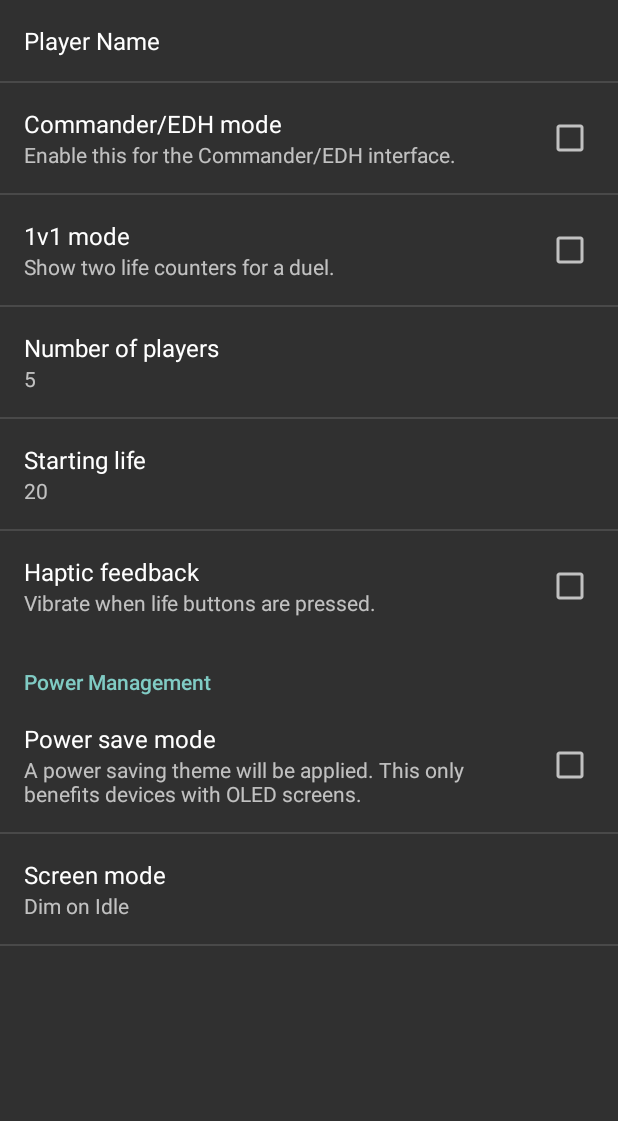
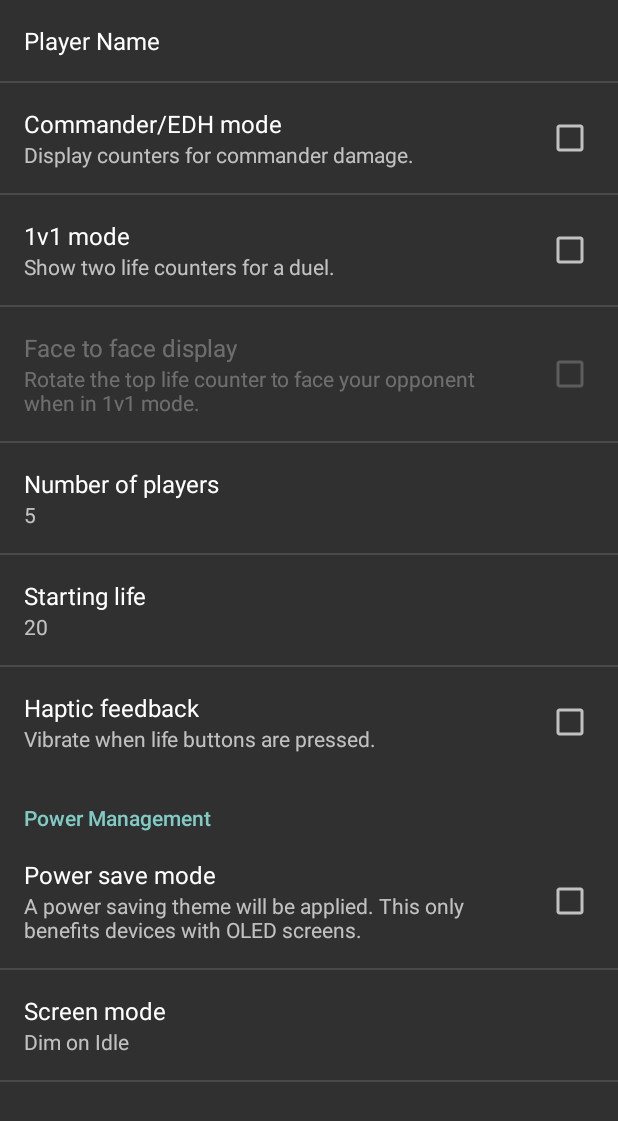
Before and after one commit to JCCR/40Life, an Android app: the SettingsActivity screen opened directly, with no data from a screen before it, after a tap on "Commander/EDH mode", on a phone screen of 412 x 824 dp. Shown: the top 1121 px of the screen. Run offline under Robolectric (Android 15) with nearby library versions, the phone set to English and light mode, and no system bars; 3 statements that could not run were skipped.

Commit message:
Implement 1v1 mode.

```diff
--- a/40Life/src/main/java/net/cubitum/fortylife/MainActivity.java
+++ b/40Life/src/main/java/net/cubitum/fortylife/MainActivity.java
@@ -17,6 +17,7 @@ import android.view.MenuItem;
 import android.view.View;
 import android.view.ViewGroup;
 import android.view.WindowManager;
+import android.widget.LinearLayout;
 import android.widget.TableLayout;
 import android.widget.TableRow;
 
@@ -48,14 +49,29 @@ public class MainActivity extends ActionBarActivity implements SharedPreferences
     private int mPlayerCount;
     private String mPlayerName;
     private boolean mPowerSaveMode = false;
+    private boolean mDuelMode = false;
+    private boolean mCommanderMode = false;
+    private boolean mDuelFaceToFace = false;
 
+    private void setPlayerCount(int count) {
+        mPlayerCount = count;
+    }
+
+    private int getPlayerCount() {
+        if (mDuelMode) {
+            return 3;
+        }
+        return mPlayerCount;
+    }
     //objects
 
 
     //view objects
     private LargeLifeCounterView mLifeCounterMain;
+    private LargeLifeCounterView mLifeCounterSecondary;
     private MenuItem mMenuItem;
     private TableLayout mTableLayoutGenerals;
+    private View mGeneralsContainer;
 
     private void vibrate() {
         vibrate(75);
@@ -144,6 +160,8 @@ public class MainActivity extends ActionBarActivity implements SharedPreferences
         //initialize objects
         mVibrator = (Vibrator) getSystemService(Context.VIBRATOR_SERVICE);
         mLifeCounterMain = (LargeLifeCounterView) findViewById(R.id.lifecounter_main);
+        mLifeCounterSecondary = (LargeLifeCounterView) findViewById(R.id.lifecounter_secondary);
+        mGeneralsContainer = findViewById(R.id.relativelayout_generals);
         mTableLayoutGenerals = (TableLayout) findViewById(R.id.tablelayout_generals);
         //--
 
@@ -151,7 +169,7 @@ public class MainActivity extends ActionBarActivity implements SharedPreferences
         SharedPreferences sharedPrefs = PreferenceManager
                 .getDefaultSharedPreferences(this);
         mPowerSaveMode = sharedPrefs.getBoolean("power_save_mode", false);
-        mPlayerCount = Integer.parseInt(sharedPrefs.getString("player_count", "5"));
+        setPlayerCount(Integer.parseInt(sharedPrefs.getString("player_count", "5")));
         mStartingLife = Integer.parseInt(sharedPrefs.getString("life_total", "40"));
         mVibrate = sharedPrefs.getBoolean("vibrate", false);
         mPlayerName = sharedPrefs.getString("player_name", null);
@@ -159,13 +177,14 @@ public class MainActivity extends ActionBarActivity implements SharedPreferences
             mPlayerName = Helpers.getOwnerDisplayName(this);
         }
         mDuelMode = sharedPrefs.getBoolean("duel_mode", false);
+        mDuelFaceToFace = sharedPrefs.getBoolean("duel_mode_f2f", false);
         mCommanderMode = sharedPrefs.getBoolean("commander_mode", true);
         //--
 
         //initialize app ui
         if (!mInitialized) {
-            mLifeCounterMain.initialize(mStartingLife, mPowerSaveMode);
-            initializeTableLayoutGenerals();
+
+            initializeUi();
             mInitialized = true;
         }
         //--
@@ -174,8 +193,29 @@ public class MainActivity extends ActionBarActivity implements SharedPreferences
 
     }
 
+    private void initializeUi(){
+        mLifeCounterMain.initialize(mStartingLife, mPowerSaveMode);
+        mLifeCounterSecondary.initialize(mStartingLife, mPowerSaveMode);
+
+        mLifeCounterSecondary.setVisibility(mDuelMode ? View.VISIBLE : View.GONE);
+
+        LinearLayout.LayoutParams params = (LinearLayout.LayoutParams) mLifeCounterMain.getLayoutParams();
+        params.weight = mDuelMode ? 1 : 2;
+        mLifeCounterMain.setLayoutParams(params);
+        mGeneralsContainer.setVisibility(mCommanderMode ? View.VISIBLE : View.GONE);
+
+        initializeTableLayoutGenerals();
+
+        rotateLifeCounters();
+    }
+
+    private void rotateLifeCounters() {
+        mTableLayoutGenerals.getChildAt(0).setRotation((mDuelMode && mDuelFaceToFace) ? 180 : 0);
+        mLifeCounterMain.setRotation((mDuelMode && mDuelFaceToFace) ? 180 : 0);
+    }
+
     private void initializeTableLayoutGenerals() {
-        int[] rc = calculateRowsColumns(mPlayerCount - 1);
+        int[] rc = calculateRowsColumns(getPlayerCount() - 1);
         mGeneralsViewList = new ArrayList<List<SmallLifeCounterView>>();
         mTableLayoutGenerals.removeAllViews();
         createTableLayoutGenerals(rc[0], rc[1], rc[2], mTableLayoutGenerals);
@@ -293,14 +333,31 @@ public class MainActivity extends ActionBarActivity implements SharedPreferences
     @Override
     public void onSharedPreferenceChanged(SharedPreferences prefs, String key) {
         if (key.contentEquals("power_save_mode")) {
+
             this.recreate();
-        }
-        if (key.contentEquals("player_count")) {
-            mPlayerCount = Integer.parseInt(prefs.getString("player_count", "5"));
-            initializeTableLayoutGenerals();
-        }
-        if (key.contentEquals("player_name")) {
+        } else if (key.contentEquals("player_count")) {
+
+            setPlayerCount(Integer.parseInt(prefs.getString("player_count", "5")));
+            initializeUi();
+        } else if (key.contentEquals("player_name")) {
+
             mPlayerName = prefs.getString("player_name", "Player");
+        } else if (key.contentEquals("duel_mode")) {
+
+            mDuelMode = prefs.getBoolean("duel_mode", false);
+            initializeUi();
+        } else if (key.contentEquals("duel_mode_f2f")) {
+
+            mDuelFaceToFace = prefs.getBoolean("duel_mode_f2f", false);
+            rotateLifeCounters();
+        } else if (key.contentEquals("commander_mode")) {
+
+            mCommanderMode = prefs.getBoolean("commander_mode", false);
+            initializeUi();
+        } else if (key.contentEquals("life_total")) {
+
+            mStartingLife = Integer.parseInt(prefs.getString("life_total", "40"));
+            initializeUi();
         }
     }
 
@@ -331,6 +388,18 @@ public class MainActivity extends ActionBarActivity implements SharedPreferences
         return true;
     }
 
+    private void resetLifeCounters(){
+        mLifeCounterMain.initialize(mStartingLife, mPowerSaveMode);
+        mLifeCounterMain.reset();
+        mLifeCounterSecondary.initialize(mStartingLife, mPowerSaveMode);
+        mLifeCounterSecondary.reset();
+        for (List<SmallLifeCounterView> vl : mGeneralsViewList) {
+            for (SmallLifeCounterView v : vl) {
+                v.reset();
+            }
+        }
+    }
+
     @Override
     public boolean onOptionsItemSelected(MenuItem item) {
         // Handle action bar item clicks here. The action bar will
@@ -341,12 +410,7 @@ public class MainActivity extends ActionBarActivity implements SharedPreferences
                 startActivity(new Intent(this, SettingsActivity.class));
                 return true;
             case R.id.action_reset:
-                mLifeCounterMain.reset();
-                for (List<SmallLifeCounterView> vl : mGeneralsViewList) {
-                    for (SmallLifeCounterView v : vl) {
-                        v.reset();
-                    }
-                }
+                resetLifeCounters();
                 return true;
             case R.id.action_random:
                 return true;
--- a/40Life/src/main/java/net/cubitum/fortylife/SettingsActivity.java
+++ b/40Life/src/main/java/net/cubitum/fortylife/SettingsActivity.java
@@ -48,6 +48,7 @@ public class SettingsActivity extends PreferenceActivity {
     protected void onPostCreate(Bundle savedInstanceState) {
         super.onPostCreate(savedInstanceState);
 
+
         setupSimplePreferencesScreen();
         bindCommanderToLifePreference();
         bindDuelModePreference();
@@ -89,12 +90,15 @@ public class SettingsActivity extends PreferenceActivity {
 
     private void updateDuelModePreference(Boolean value){
         EditTextPreference playerCount = (EditTextPreference) findPreference("player_count");
+        CheckBoxPreference duelModeFaceToFace = (CheckBoxPreference) findPreference("duel_mode_f2f");
         if (value) {
             playerCount.setEnabled(false);
             playerCount.setSummary("2");
+            duelModeFaceToFace.setEnabled(true);
         } else {
             playerCount.setEnabled(true);
             playerCount.setSummary(playerCount.getText());
+            duelModeFaceToFace.setEnabled(false);
         }
     }
 
--- a/40Life/src/main/res/values/strings.xml
+++ b/40Life/src/main/res/values/strings.xml
@@ -4,8 +4,6 @@
     <string name="app_name">40Life</string>
     <string name="hello_world">Hello world!</string>
     <string name="action_settings">Settings</string>
-    <string name="pref_vibrate">Haptic feedback</string>
-    <string name="pref_description_vibrate">Vibrate when life buttons are pressed.</string>
     <string name="action_reset">Reset</string>
     <string name="apply">Apply</string>
     <string name="cancel">Cancel</string>
--- a/40Life/src/main/res/values/strings_activity_settings.xml
+++ b/40Life/src/main/res/values/strings_activity_settings.xml
@@ -2,22 +2,26 @@
     <string name="title_activity_settings">Settings</string>
     <string name="pref_player_name">Player Name</string>
     <string name="pref_default_player_name">Player</string>
-    <!-- Strings related to Settings -->
 
-    <!-- Example General settings -->
     <string name="pref_header_general">General</string>
 
     <string name="pref_power_save">Power save mode</string>
     <string name="pref_description_power_save">A power saving theme will be applied. This only benefits devices with OLED screens.</string>
 
     <string name="pref_commander">Commander/EDH mode</string>
-    <string name="pref_description_commander">Enable this for the Commander/EDH interface.</string>
+    <string name="pref_description_commander">Display counters for commander damage.</string>
 
     <string name="pref_duel">1v1 mode</string>
     <string name="pref_description_duel">Show two life counters for a duel.</string>
 
     <string name="pref_title_life_total">Starting life</string>
     <string name="pref_default_life_total">20</string>
+
+    <string name="pref_duel_f2f">Face to face display</string>
+    <string name="pref_description_duel_f2f">Rotate the top life counter to face your opponent when in 1v1 mode.</string>
+
+    <string name="pref_vibrate">Haptic feedback</string>
+    <string name="pref_description_vibrate">Vibrate when life buttons are pressed.</string>
 
     <string-array name="pref_life_totals">
         <item>20</item>
--- a/40Life/src/main/res/xml/pref_general.xml
+++ b/40Life/src/main/res/xml/pref_general.xml
@@ -23,6 +23,13 @@
         android:title="@string/pref_duel"
         android:summary="@string/pref_description_duel"
         android:defaultValue="false" />
+
+    <CheckBoxPreference
+        android:key="duel_mode_f2f"
+        android:title="@string/pref_duel_f2f"
+        android:summary="@string/pref_description_duel_f2f"
+        android:defaultValue="false"
+        android:enabled="false"/>
 
     <!-- NOTE: EditTextPreference accepts EditText attributes. -->
     <!-- NOTE: EditTextPreference's summary should be set to its value by the activity code. -->
```
Also changed, not shown: 40Life/src/main/res/layout/fragment_main.xml (+9 -0 lines).
